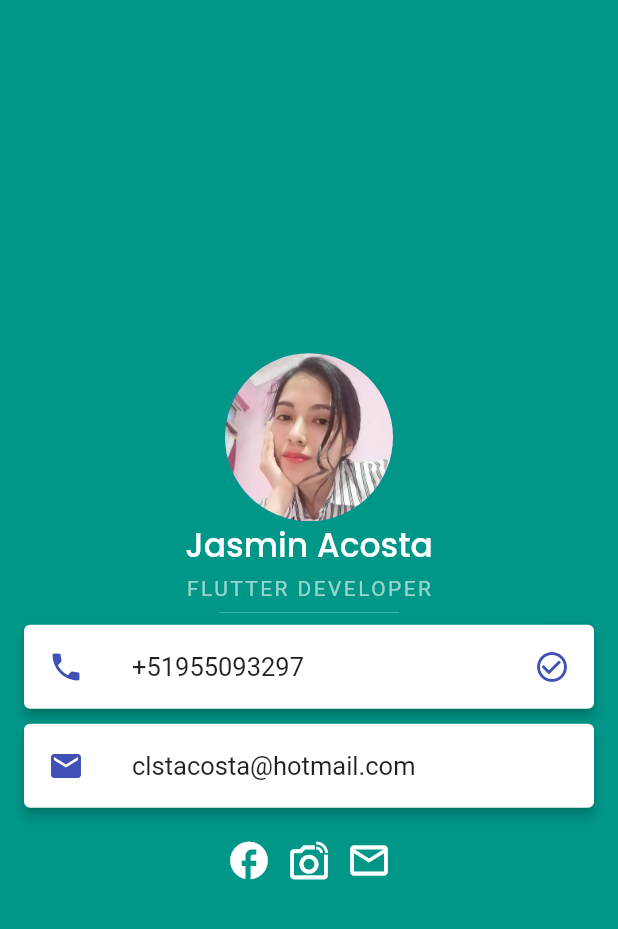
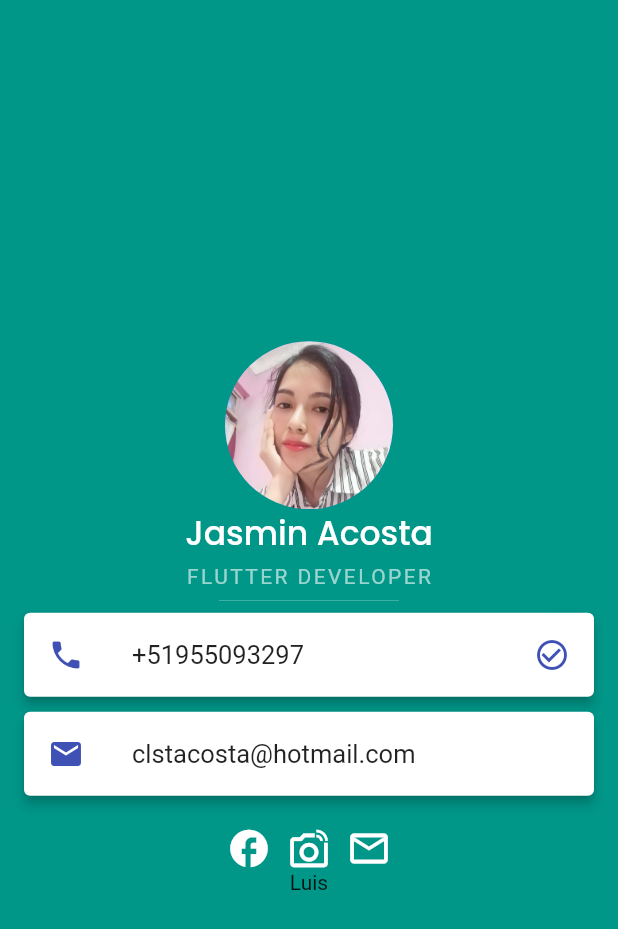
Before and after one commit to celeste1110/flutter_codigo5_my_card, a Flutter app: the screen it shows after launch, on a phone screen of 412 x 824 dp. Shown: the top 929 px of the screen. Run offline on Flutter 3.47's test engine with Material 2 defaults, Android fonts, the phone set to English and light mode, and no system bars.

Commit message:
mi tercer commit

```diff
--- a/lib/main.dart
+++ b/lib/main.dart
@@ -3,8 +3,9 @@ import 'package:flutter/material.dart';
 void main() {
   runApp(MandarinaApp());
 }
+const String nombre="Luis";
+class MandarinaApp extends StatelessWidget {
 
-class MandarinaApp extends StatelessWidget {
   @override
   Widget build(BuildContext context) {
     return MaterialApp(
@@ -13,7 +14,7 @@ class MandarinaApp extends StatelessWidget {
         body: Column(
           mainAxisAlignment: MainAxisAlignment.center,
           children: [
-            CircleAvatar(
+          const  CircleAvatar(
               radius: 56.0,
               //backgroundImage: NetworkImage(
               //  'https://images.pexels.com/photos/762020/pexels-photo-762020.jpeg?auto=compress&cs=tinysrgb&dpr=2&h=750&w=1260',
@@ -22,7 +23,7 @@ class MandarinaApp extends StatelessWidget {
               ),
             ),
             //Image.asset('assets/images/persona1.jpg'),
-            Text(
+            const Text(
               'Jasmin Acosta',
               style: TextStyle(
                 color:Colors.white ,
@@ -30,10 +31,10 @@ class MandarinaApp extends StatelessWidget {
                 fontFamily: 'Ppppins Medium',
               ),
             ),
-            SizedBox(
+           const SizedBox(
               height: 4.0,
             ),
-            Text(
+           const Text(
               'FLUTTER DEVELOPER',
               style: TextStyle(
                 color:Colors.white60 ,
@@ -41,7 +42,7 @@ class MandarinaApp extends StatelessWidget {
 
               ),
             ),
-            SizedBox(
+           const SizedBox(
               width: 120,
               child: Divider(
                 thickness: 0.3,
@@ -50,7 +51,7 @@ class MandarinaApp extends StatelessWidget {
                 //endIndent: 50.0,
               ),
             ),
-            Card(
+           const  Card(
               color: Colors.white,
               margin: EdgeInsets.symmetric(horizontal: 16.0),
               elevation: 3,
@@ -67,10 +68,10 @@ class MandarinaApp extends StatelessWidget {
                 ),
               ),
             ),
-            SizedBox(
+           const SizedBox(
               height: 10.0,
             ),
-            Card(
+           const Card(
               color: Colors.white,
               margin: EdgeInsets.symmetric(horizontal: 16.0),
               elevation: 3,
@@ -84,24 +85,25 @@ class MandarinaApp extends StatelessWidget {
 
               ),
             ),
-            SizedBox(
+           const SizedBox(
               height: 20.0,
             ),
             Row(
               mainAxisAlignment: MainAxisAlignment.center,
 
-              children: [
+              children: const [
                 Icon(Icons.facebook, color: Colors.white,size: 30,),
-                SizedBox(
+               SizedBox(
                   width: 10.0,
                 ),
                 Icon(Icons.linked_camera_outlined, color: Colors.white,size: 30,),
-                SizedBox(
+              SizedBox(
                   width: 10.0,
                 ),
                 Icon(Icons.email_outlined, color: Colors.white,size: 30,),
               ],
             ),
+            const Text(nombre),
 
 
 
```
